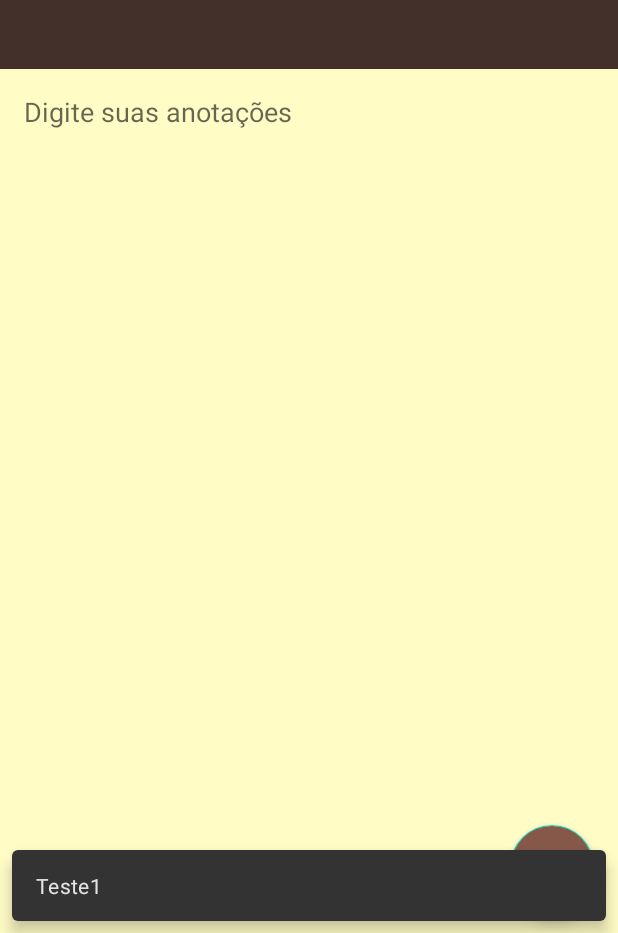
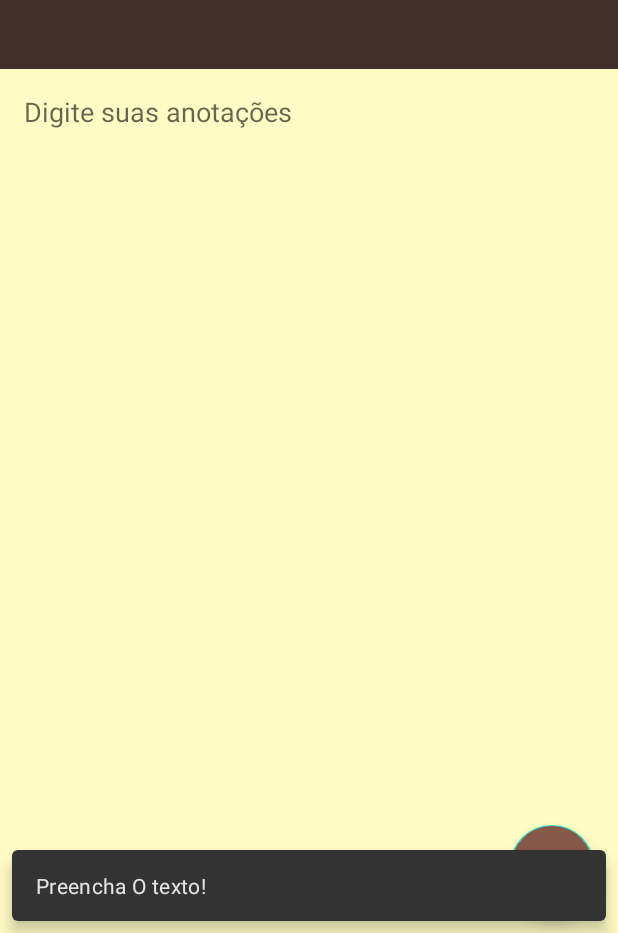
Before and after one commit to Patrick-Rafael/MinhasAnotacoes, an Android app: the screen it shows after launch (MainActivity), after a tap on "TODO", on a phone screen of 412 x 824 dp, the part 303-1236 px from its top. Run offline under Robolectric (Android 15) with nearby library versions, the phone set to English and light mode, and no system bars.

Commit message:
App Minhas Anotações completo

```diff
--- /dev/null
+++ b/app/src/main/java/com/patrickrafael/minhasanotaes/AnotacoesPreferencias.java
@@ -0,0 +1,38 @@
+package com.patrickrafael.minhasanotaes;
+
+import android.content.Context;
+import android.content.SharedPreferences;
+
+public class AnotacoesPreferencias {
+
+    private Context context;
+    private SharedPreferences preferences;
+    private final String  NOME_ARQUIVO = "anotacao.preferencias";
+    private SharedPreferences.Editor editor;
+    private final String CHAVE_NOME = "nome";
+
+
+    public AnotacoesPreferencias(Context c) {
+        this.context = c;
+        preferences = context.getSharedPreferences(NOME_ARQUIVO, 0);
+        editor = preferences.edit();
+
+    }
+
+    public void salvarAnotacao(String anotatacao){
+
+        editor.putString(CHAVE_NOME, anotatacao);
+        editor.commit();
+
+    }
+
+    public String recuperarAnotacao(){
+
+        return preferences.getString(CHAVE_NOME,"");
+
+    }
+
+
+
+
+}
--- a/app/src/main/java/com/patrickrafael/minhasanotaes/MainActivity.java
+++ b/app/src/main/java/com/patrickrafael/minhasanotaes/MainActivity.java
@@ -4,6 +4,7 @@ import androidx.appcompat.app.AppCompatActivity;
 
 import android.os.Bundle;
 import android.view.View;
+import android.widget.EditText;
 
 import com.google.android.material.floatingactionbutton.FloatingActionButton;
 import com.google.android.material.snackbar.Snackbar;
@@ -11,11 +12,19 @@ import com.google.android.material.snackbar.Snackbar;
 public class MainActivity extends AppCompatActivity {
 
     private FloatingActionButton fabButton;
+    private AnotacoesPreferencias preferencias;
+    private EditText editAnotacao;
 
     @Override
     protected void onCreate(Bundle savedInstanceState) {
         super.onCreate(savedInstanceState);
         setContentView(R.layout.activity_main);
+
+
+        editAnotacao = findViewById(R.id.editTextAnotacao);
+
+
+        preferencias = new AnotacoesPreferencias(getApplicationContext());
 
         fabButton = findViewById(R.id.fab);
 
@@ -23,10 +32,34 @@ public class MainActivity extends AppCompatActivity {
         fabButton.setOnClickListener(new View.OnClickListener() {
             @Override
             public void onClick(View view) {
-                Snackbar.make(view, "Teste1", Snackbar.LENGTH_LONG)
-                        .setAction("Ação", null).show();
+
+
+                String textoRecuperado = editAnotacao.getText().toString();
+
+                //validar oque foi escrito
+                if (textoRecuperado.equals("")) {
+
+                    Snackbar.make(view, "Preencha O texto!", Snackbar.LENGTH_LONG).show();
+
+                } else {
+
+                    preferencias.salvarAnotacao(textoRecuperado);
+                    Snackbar.make(view, "Anotação Salva!", Snackbar.LENGTH_LONG).show();
+
+
+                }
+
             }
         });
 
+        String anotacao = preferencias.recuperarAnotacao();
+        if (!anotacao.equals("")) {
+            editAnotacao.setText( anotacao);
+
+
+        } else {
+
+        }
+
     }
 }
--- a/app/src/main/res/layout/activity_main.xml
+++ b/app/src/main/res/layout/activity_main.xml
@@ -53,7 +53,7 @@
             tools:ignore="SpeakableTextPresentCheck" />
 
         <EditText
-            android:id="@+id/editTextTextMultiLine"
+            android:id="@+id/editTextAnotacao"
             android:layout_width="0dp"
             android:layout_height="0dp"
             android:background="@color/cor_fundo"
```
